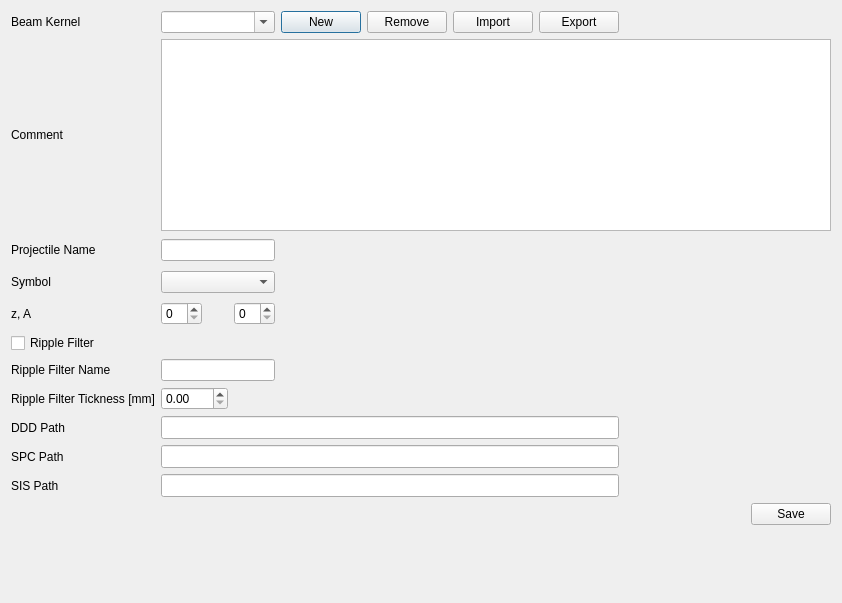
First picture: the form in pytripgui/view/kernel.ui, repository pytrip/pytripgui, before the edit.
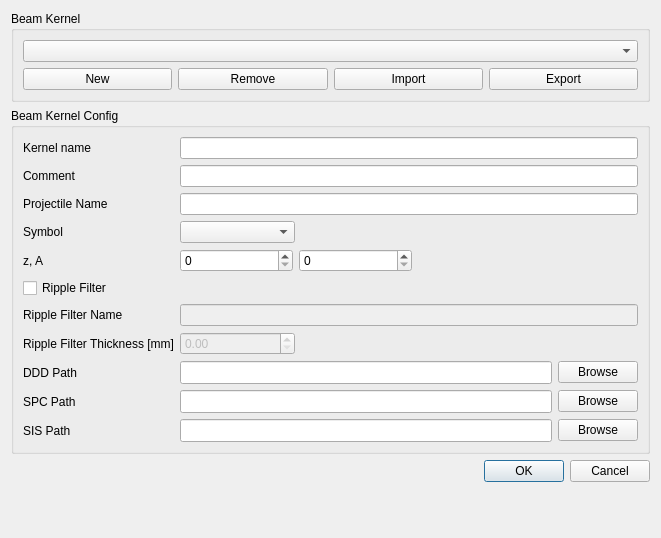
Second picture: the form after the edit.

Commit message:
Enhancement/219 add kernel vc (#220)
* trip execute plan first attempt

* fix: file selection

* Add initial code for kernel_vc

* add logic controller to kernel_vc

* Add: logic to remove and new kernel buttons
Connect kernel_vc with app
Enhancement: while editing kernel name, name in combobox is also changing

* Add persistent save of kernel data

* Sorting projectile symbols

What changed in the file:
```diff
--- a/pytripgui/view/kernel.ui
+++ b/pytripgui/view/kernel.ui
@@ -6,33 +6,65 @@
    <rect>
     <x>0</x>
     <y>0</y>
-    <width>842</width>
-    <height>603</height>
+    <width>661</width>
+    <height>538</height>
    </rect>
   </property>
+  <property name="sizePolicy">
+   <sizepolicy hsizetype="Preferred" vsizetype="Minimum">
+    <horstretch>0</horstretch>
+    <verstretch>0</verstretch>
+   </sizepolicy>
+  </property>
+  <property name="minimumSize">
+   <size>
+    <width>0</width>
+    <height>400</height>
+   </size>
+  </property>
+  <property name="maximumSize">
+   <size>
+    <width>16777215</width>
+    <height>538</height>
+   </size>
+  </property>
   <property name="windowTitle">
    <string>Kernel Setup</string>
   </property>
-  <layout class="QGridLayout" name="gridLayout">
-   <item row="0" column="0">
-    <widget class="QLabel" name="label">
-     <property name="text">
+  <layout class="QVBoxLayout" name="verticalLayout">
+   <item>
+    <widget class="QGroupBox" name="beamKernel_horizontalGroupBox">
+     <property name="title">
       <string>Beam Kernel</string>
      </property>
-    </widget>
-   </item>
-   <item row="0" column="1" colspan="3">
-    <widget class="QComboBox" name="comboBox_5">
+     <layout class="QVBoxLayout" name="verticalLayout_2">
+      <item>
+       <layout class="QHBoxLayout" name="horizontalLayout_9">
+        <item>
+         <widget class="QComboBox" name="beamKernel_comboBox">
+          <property name="enabled">
+           <bool>true</bool>
+          </property>
+          <property name="sizePolicy">
+           <sizepolicy hsizetype="MinimumExpanding" vsizetype="Fixed">
+            <horstretch>0</horstretch>
+            <verstretch>0</verstretch>
+           </sizepolicy>
+          </property>
      <property name="toolTip">
       <string>Select a kernel to edit</string>
      </property>
      <property name="editable">
-      <bool>true</bool>
+           <bool>false</bool>
      </property>
     </widget>
    </item>
-   <item row="0" column="4">
-    <widget class="QPushButton" name="pushButton">
+       </layout>
+      </item>
+      <item>
+       <layout class="QHBoxLayout" name="horizontalLayout">
+        <item>
+         <widget class="QPushButton" name="newBeamKernel_pushButton">
      <property name="toolTip">
       <string>Setup a new kernel.</string>
      </property>
@@ -41,8 +73,8 @@
      </property>
     </widget>
    </item>
-   <item row="0" column="5">
-    <widget class="QPushButton" name="pushButton_2">
+        <item>
+         <widget class="QPushButton" name="removeBeamKernel_pushButton">
      <property name="toolTip">
       <string>Remove this kernel from the kernel list.</string>
      </property>
@@ -51,8 +83,8 @@
      </property>
     </widget>
    </item>
-   <item row="0" column="6">
-    <widget class="QPushButton" name="pushButton_3">
+        <item>
+         <widget class="QPushButton" name="importBeamKernel_pushButton">
      <property name="toolTip">
       <string>Import kernel data settings</string>
      </property>
@@ -61,8 +93,8 @@
      </property>
     </widget>
    </item>
-   <item row="0" column="7">
-    <widget class="QPushButton" name="pushButton_4">
+        <item>
+         <widget class="QPushButton" name="exportBeamKernel_pushButton">
      <property name="toolTip">
       <string>Export kernel data settings</string>
      </property>
@@ -71,116 +103,113 @@
      </property>
     </widget>
    </item>
-   <item row="0" column="8" colspan="2">
-    <spacer name="horizontalSpacer_3">
-     <property name="orientation">
-      <enum>Qt::Horizontal</enum>
-     </property>
-     <property name="sizeHint" stdset="0">
-      <size>
-       <width>420</width>
-       <height>20</height>
-      </size>
-     </property>
-    </spacer>
-   </item>
+       </layout>
+      </item>
+     </layout>
+    </widget>
+   </item>
+   <item>
+    <widget class="QGroupBox" name="beamKernelConfig_groupBox">
+     <property name="title">
+      <string>Beam Kernel Config</string>
+     </property>
+     <layout class="QFormLayout" name="formLayout">
    <item row="1" column="0">
-    <widget class="QLabel" name="label_2">
+       <widget class="QLabel" name="comment_label">
      <property name="text">
       <string>Comment</string>
      </property>
     </widget>
    </item>
+      <item row="1" column="1">
+       <widget class="QLineEdit" name="comment_lineEdit"/>
+      </item>
    <item row="2" column="0">
-    <widget class="QLabel" name="label_5">
+       <widget class="QLabel" name="projectileName_label">
      <property name="text">
       <string>Projectile Name</string>
      </property>
     </widget>
    </item>
-   <item row="2" column="1" colspan="3">
-    <widget class="QLineEdit" name="lineEdit">
+      <item row="2" column="1">
+       <widget class="QLineEdit" name="projectileName_lineEdit">
      <property name="toolTip">
       <string>Free text projectile names, e.g. &quot;Negative Pi Mesons&quot;</string>
      </property>
     </widget>
    </item>
-   <item row="2" column="4" colspan="6">
-    <spacer name="horizontalSpacer_2">
-     <property name="orientation">
-      <enum>Qt::Horizontal</enum>
-     </property>
-     <property name="sizeHint" stdset="0">
-      <size>
-       <width>590</width>
-       <height>26</height>
-      </size>
-     </property>
-    </spacer>
-   </item>
    <item row="3" column="0">
-    <widget class="QLabel" name="label_24">
+       <widget class="QLabel" name="symbol_label">
      <property name="text">
       <string>Symbol</string>
      </property>
     </widget>
    </item>
-   <item row="3" column="1" colspan="3">
-    <widget class="QComboBox" name="comboBox">
-     <property name="toolTip">
-      <string>IUPAC Symbol to use for this beam</string>
-     </property>
-    </widget>
-   </item>
-   <item row="3" column="4" colspan="6">
-    <spacer name="horizontalSpacer_8">
-     <property name="orientation">
-      <enum>Qt::Horizontal</enum>
-     </property>
-     <property name="sizeHint" stdset="0">
-      <size>
-       <width>590</width>
-       <height>26</height>
-      </size>
-     </property>
-    </spacer>
-   </item>
    <item row="4" column="0">
-    <widget class="QLabel" name="label_22">
+       <widget class="QLabel" name="z_A_label">
      <property name="text">
       <string>z, A</string>
      </property>
     </widget>
    </item>
    <item row="4" column="1">
-    <widget class="QSpinBox" name="spinBox">
+       <layout class="QHBoxLayout" name="horizontalLayout_2">
+        <item>
+         <widget class="QSpinBox" name="z_spinBox">
+          <property name="sizePolicy">
+           <sizepolicy hsizetype="Expanding" vsizetype="Fixed">
+            <horstretch>0</horstretch>
+            <verstretch>0</verstretch>
+           </sizepolicy>
+          </property>
      <property name="toolTip">
       <string>Projectile charge</string>
      </property>
     </widget>
    </item>
-   <item row="4" column="3">
-    <widget class="QSpinBox" name="spinBox_2">
+        <item>
+         <widget class="QSpinBox" name="a_spinBox">
+          <property name="sizePolicy">
+           <sizepolicy hsizetype="Expanding" vsizetype="Fixed">
+            <horstretch>0</horstretch>
+            <verstretch>0</verstretch>
+           </sizepolicy>
+          </property>
      <property name="toolTip">
       <string>Projectil nucleon number</string>
      </property>
     </widget>
    </item>
-   <item row="4" column="4" colspan="6">
-    <spacer name="horizontalSpacer_11">
+        <item>
+         <spacer name="horizontalSpacer_3">
      <property name="orientation">
       <enum>Qt::Horizontal</enum>
      </property>
      <property name="sizeHint" stdset="0">
       <size>
-       <width>590</width>
-       <height>26</height>
+            <width>20</width>
+            <height>20</height>
       </size>
      </property>
     </spacer>
+        </item>
+        <item>
+         <spacer name="horizontalSpacer_4">
+          <property name="orientation">
+           <enum>Qt::Horizontal</enum>
+          </property>
+          <property name="sizeHint" stdset="0">
+           <size>
+            <width>40</width>
+            <height>20</height>
+           </size>
+          </property>
+         </spacer>
+        </item>
+       </layout>
    </item>
    <item row="5" column="0">
-    <widget class="QCheckBox" name="checkBox">
+       <widget class="QCheckBox" name="rippleFilter_checkBox">
      <property name="toolTip">
       <string>Toggle whether a Ripple Filter is used or not.</string>
      </property>
@@ -189,55 +218,43 @@
      </property>
     </widget>
    </item>
-   <item row="5" column="1" colspan="9">
-    <spacer name="horizontalSpacer">
-     <property name="orientation">
-      <enum>Qt::Horizontal</enum>
-     </property>
-     <property name="sizeHint" stdset="0">
-      <size>
-       <width>737</width>
-       <height>20</height>
-      </size>
-     </property>
-    </spacer>
-   </item>
-   <item row="6" column="0">
-    <widget class="QLabel" name="label_6">
+      <item row="7" column="0">
+       <widget class="QLabel" name="rippleFilterName_label">
      <property name="text">
       <string>Ripple Filter Name</string>
      </property>
     </widget>
    </item>
-   <item row="6" column="1" colspan="3">
-    <widget class="QLineEdit" name="lineEdit_6">
+      <item row="7" column="1">
+       <widget class="QLineEdit" name="rippleFilterName_lineEdit">
+        <property name="enabled">
+         <bool>false</bool>
+        </property>
      <property name="toolTip">
       <string>Free ripple filter name, e.g. &quot;GSI 2D 4mm&quot;</string>
      </property>
     </widget>
    </item>
-   <item row="6" column="4" colspan="6">
-    <spacer name="horizontalSpacer_4">
-     <property name="orientation">
-      <enum>Qt::Horizontal</enum>
-     </property>
-     <property name="sizeHint" stdset="0">
-      <size>
-       <width>40</width>
-       <height>20</height>
-      </size>
-     </property>
-    </spacer>
-   </item>
-   <item row="7" column="0">
-    <widget class="QLabel" name="label_23">
+      <item row="8" column="0">
+       <widget class="QLabel" name="rippleFilterThickness_label">
      <property name="text">
-      <string>Ripple Filter Tickness [mm]</string>
+         <string>Ripple Filter Thickness [mm]</string>
      </property>
     </widget>
    </item>
-   <item row="7" column="1" colspan="2">
-    <widget class="QDoubleSpinBox" name="doubleSpinBox">
+      <item row="8" column="1">
+       <layout class="QHBoxLayout" name="horizontalLayout_4">
+        <item>
+         <widget class="QDoubleSpinBox" name="rippleFilterThickness_doubleSpinBox">
+          <property name="enabled">
+           <bool>false</bool>
+          </property>
+          <property name="sizePolicy">
+           <sizepolicy hsizetype="Expanding" vsizetype="Fixed">
+            <horstretch>0</horstretch>
+            <verstretch>0</verstretch>
+           </sizepolicy>
+          </property>
      <property name="toolTip">
       <string>Ripple filter thickness. Will only be used for documentation purposes.</string>
      </property>
@@ -246,15 +263,61 @@
      </property>
     </widget>
    </item>
-   <item row="8" column="0">
-    <widget class="QLabel" name="label_25">
+        <item>
+         <spacer name="horizontalSpacer_2">
+          <property name="orientation">
+           <enum>Qt::Horizontal</enum>
+          </property>
+          <property name="sizeHint" stdset="0">
+           <size>
+            <width>40</width>
+            <height>20</height>
+           </size>
+          </property>
+         </spacer>
+        </item>
+        <item>
+         <spacer name="horizontalSpacer">
+          <property name="orientation">
+           <enum>Qt::Horizontal</enum>
+          </property>
+          <property name="sizeType">
+           <enum>QSizePolicy::Expanding</enum>
+          </property>
+          <property name="sizeHint" stdset="0">
+           <size>
+            <width>20</width>
+            <height>20</height>
+           </size>
+          </property>
+         </spacer>
+        </item>
+        <item>
+         <spacer name="horizontalSpacer_5">
+          <property name="orientation">
+           <enum>Qt::Horizontal</enum>
+          </property>
+          <property name="sizeHint" stdset="0">
+           <size>
+            <width>40</width>
+            <height>20</height>
+           </size>
+          </property>
+         </spacer>
+        </item>
+       </layout>
+      </item>
+      <item row="9" column="0">
+       <widget class="QLabel" name="dddPath_label">
      <property name="text">
       <string>DDD Path</string>
      </property>
     </widget>
    </item>
-   <item row="8" column="1" colspan="7">
-    <widget class="QLineEdit" name="lineEdit_8">
+      <item row="9" column="1">
+       <layout class="QHBoxLayout" name="horizontalLayout_6">
+        <item>
+         <widget class="QLineEdit" name="dddPath_lineEdit">
      <property name="font">
       <font>
        <family>Courier</family>
@@ -265,15 +328,26 @@
      </property>
     </widget>
    </item>
-   <item row="9" column="0">
-    <widget class="QLabel" name="label_26">
+        <item>
+         <widget class="QPushButton" name="dddPath_pushButton">
+          <property name="text">
+           <string>Browse</string>
+          </property>
+         </widget>
+        </item>
+       </layout>
+      </item>
+      <item row="10" column="0">
+       <widget class="QLabel" name="spcPath_label">
      <property name="text">
       <string>SPC Path</string>
      </property>
     </widget>
    </item>
-   <item row="9" column="1" colspan="7">
-    <widget class="QLineEdit" name="lineEdit_9">
+      <item row="10" column="1">
+       <layout class="QHBoxLayout" name="horizontalLayout_5">
+        <item>
+         <widget class="QLineEdit" name="spcPath_lineEdit">
      <property name="font">
       <font>
        <family>Courier</family>
@@ -284,15 +358,26 @@
      </property>
     </widget>
    </item>
-   <item row="10" column="0">
-    <widget class="QLabel" name="label_27">
+        <item>
+         <widget class="QPushButton" name="spcPath_pushButton">
+          <property name="text">
+           <string>Browse</string>
+          </property>
+         </widget>
+        </item>
+       </layout>
+      </item>
+      <item row="11" column="0">
+       <widget class="QLabel" name="sisPath_label">
      <property name="text">
       <string>SIS Path</string>
      </property>
     </widget>
    </item>
-   <item row="10" column="1" colspan="7">
-    <widget class="QLineEdit" name="lineEdit_10">
+      <item row="11" column="1">
+       <layout class="QHBoxLayout" name="horizontalLayout_7">
+        <item>
+         <widget class="QLineEdit" name="sisPath_lineEdit">
      <property name="font">
       <font>
        <family>Courier</family>
@@ -303,53 +388,101 @@
      </property>
     </widget>
    </item>
-   <item row="11" column="1" colspan="7">
-    <spacer name="horizontalSpacer_5">
-     <property name="orientation">
-      <enum>Qt::Horizontal</enum>
-     </property>
-     <property name="sizeHint" stdset="0">
-      <size>
-       <width>464</width>
-       <height>20</height>
-      </size>
-     </property>
-    </spacer>
-   </item>
-   <item row="11" column="8">
+        <item>
+         <widget class="QPushButton" name="sisPath_pushButton">
+          <property name="text">
+           <string>Browse</string>
+          </property>
+         </widget>
+        </item>
+       </layout>
+      </item>
+      <item row="3" column="1">
+       <layout class="QHBoxLayout" name="horizontalLayout_3">
+        <item>
+         <widget class="QComboBox" name="symbol_comboBox">
+          <property name="sizePolicy">
+           <sizepolicy hsizetype="Expanding" vsizetype="Fixed">
+            <horstretch>0</horstretch>
+            <verstretch>0</verstretch>
+           </sizepolicy>
+          </property>
+          <property name="toolTip">
+           <string>IUPAC Symbol to use for this beam</string>
+          </property>
+         </widget>
+        </item>
+        <item>
     <spacer name="horizontalSpacer_7">
      <property name="orientation">
       <enum>Qt::Horizontal</enum>
      </property>
+          <property name="sizeType">
+           <enum>QSizePolicy::Expanding</enum>
+          </property>
      <property name="sizeHint" stdset="0">
       <size>
-       <width>83</width>
+            <width>40</width>
        <height>20</height>
       </size>
      </property>
     </spacer>
    </item>
-   <item row="8" column="8" colspan="2">
+        <item>
+         <spacer name="horizontalSpacer_8">
+          <property name="orientation">
+           <enum>Qt::Horizontal</enum>
+          </property>
+          <property name="sizeType">
+           <enum>QSizePolicy::Expanding</enum>
+          </property>
+          <property name="sizeHint" stdset="0">
+           <size>
+            <width>40</width>
+            <height>20</height>
+           </size>
+          </property>
+         </spacer>
+        </item>
+        <item>
     <spacer name="horizontalSpacer_6">
      <property name="orientation">
       <enum>Qt::Horizontal</enum>
      </property>
+          <property name="sizeType">
+           <enum>QSizePolicy::Expanding</enum>
+          </property>
      <property name="sizeHint" stdset="0">
       <size>
-       <width>168</width>
+            <width>40</width>
        <height>20</height>
       </size>
      </property>
     </spacer>
    </item>
-   <item row="11" column="9">
-    <widget class="QPushButton" name="pushButton_5">
+       </layout>
+      </item>
+      <item row="0" column="0">
+       <widget class="QLabel" name="kernelName_label">
      <property name="text">
-      <string>Save</string>
+         <string>Kernel name</string>
      </property>
     </widget>
    </item>
-   <item row="12" column="2">
+      <item row="0" column="1">
+       <widget class="QLineEdit" name="kernelName_lineEdit"/>
+      </item>
+     </layout>
+    </widget>
+   </item>
+   <item>
+    <widget class="QDialogButtonBox" name="accept_buttonBox">
+     <property name="standardButtons">
+      <set>QDialogButtonBox::Cancel|QDialogButtonBox::Ok</set>
+     </property>
+    </widget>
+   </item>
+   <item>
     <spacer name="verticalSpacer">
      <property name="orientation">
       <enum>Qt::Vertical</enum>
@@ -357,18 +490,11 @@
      <property name="sizeHint" stdset="0">
       <size>
        <width>20</width>
-       <height>38</height>
+       <height>40</height>
       </size>
      </property>
     </spacer>
    </item>
-   <item row="1" column="1" colspan="9">
-    <widget class="QPlainTextEdit" name="plainTextEdit">
-     <property name="toolTip">
-      <string>Any comment describing this data set.</string>
-     </property>
-    </widget>
-   </item>
   </layout>
  </widget>
  <resources/>
```
Left out of the diff: 35 changed lines with no effect on the pictures. Lines whose indentation alone changed are shown as unchanged. The commit also changes 5 other files.
